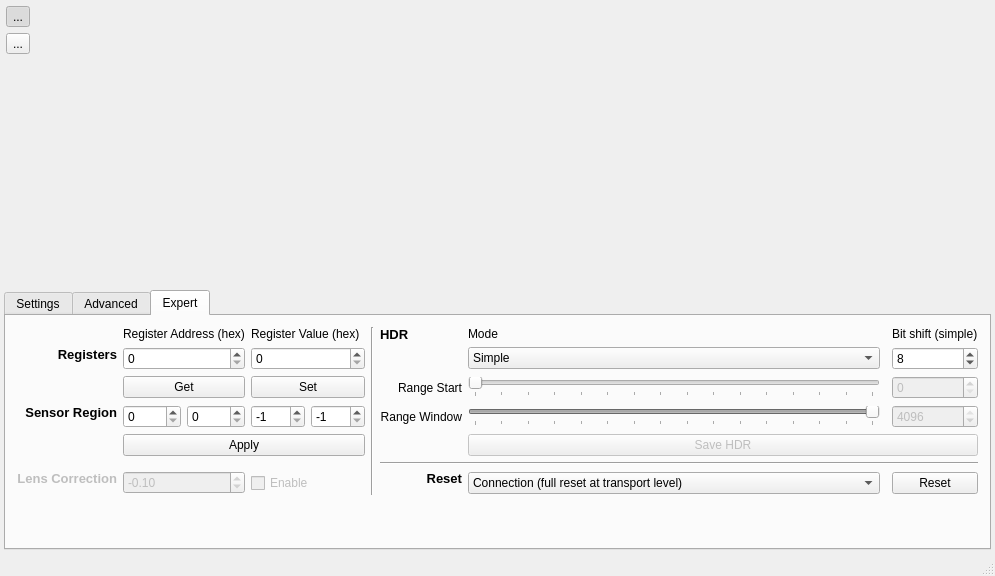
Qt form ui/mainwindow.ui (emergent-design/libpsinc) before a commit.
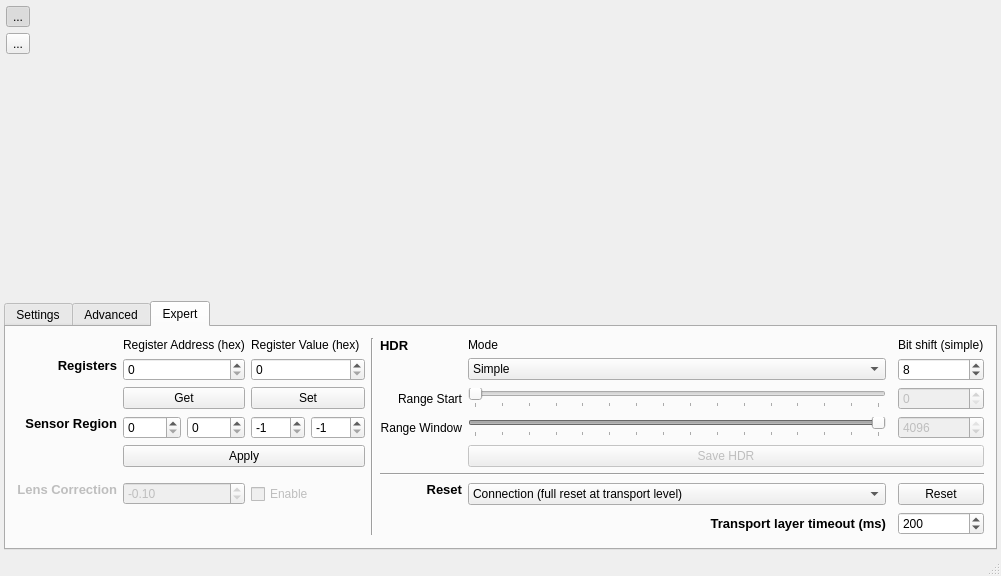
The same form after that commit. The open tabs and pages were chosen to show the change. Icons and pictures are not drawn. Custom widgets are drawn as their Qt base class.

Commit message: Improve how disconnect events are handled - avoid missing them when resetting. Added SetTimeout functions to override the timeout value for the transport layer. Tied an interface element in iconograph to the timeout control.

```diff
--- a/ui/mainwindow.ui
+++ b/ui/mainwindow.ui
@@ -6,7 +6,7 @@
    <rect>
     <x>0</x>
     <y>0</y>
-    <width>995</width>
+    <width>1001</width>
     <height>576</height>
    </rect>
   </property>
@@ -791,22 +791,6 @@
           </property>
          </widget>
         </item>
-        <item row="7" column="0">
-         <spacer name="verticalSpacer_3">
-          <property name="orientation">
-           <enum>Qt::Vertical</enum>
-          </property>
-          <property name="sizeType">
-           <enum>QSizePolicy::Expanding</enum>
-          </property>
-          <property name="sizeHint" stdset="0">
-           <size>
-            <width>20</width>
-            <height>40</height>
-           </size>
-          </property>
-         </spacer>
-        </item>
         <item row="1" column="1" colspan="2">
          <widget class="QSpinBox" name="addressBox">
           <property name="maximum">
@@ -1155,13 +1139,6 @@
           </item>
          </widget>
         </item>
-        <item row="0" column="5" rowspan="7">
-         <widget class="Line" name="line">
-          <property name="orientation">
-           <enum>Qt::Vertical</enum>
-          </property>
-         </widget>
-        </item>
         <item row="4" column="7" colspan="3">
          <widget class="QPushButton" name="saveHdrButton">
           <property name="enabled">
@@ -1172,6 +1149,62 @@
           </property>
          </widget>
         </item>
+        <item row="8" column="6">
+         <spacer name="verticalSpacer_3">
+          <property name="orientation">
+           <enum>Qt::Vertical</enum>
+          </property>
+          <property name="sizeType">
+           <enum>QSizePolicy::Expanding</enum>
+          </property>
+          <property name="sizeHint" stdset="0">
+           <size>
+            <width>20</width>
+            <height>0</height>
+           </size>
+          </property>
+         </spacer>
+        </item>
+        <item row="0" column="5" rowspan="8">
+         <widget class="Line" name="line">
+          <property name="orientation">
+           <enum>Qt::Vertical</enum>
+          </property>
+         </widget>
+        </item>
+        <item row="7" column="9">
+         <widget class="QSpinBox" name="spinBox">
+          <property name="minimum">
+           <number>10</number>
+          </property>
+          <property name="maximum">
+           <number>1000</number>
+          </property>
+          <property name="singleStep">
+           <number>10</number>
+          </property>
+          <property name="value">
+           <number>200</number>
+          </property>
+         </widget>
+        </item>
+        <item row="7" column="6" colspan="2">
+         <widget class="QLabel" name="timeoutHeading">
+          <property name="font">
+           <font>
+            <pointsize>10</pointsize>
+            <weight>75</weight>
+            <bold>true</bold>
+           </font>
+          </property>
+          <property name="text">
+           <string>Transport layer timeout (ms)</string>
+          </property>
+          <property name="alignment">
+           <set>Qt::AlignRight|Qt::AlignTrailing|Qt::AlignVCenter</set>
+          </property>
+         </widget>
+        </item>
        </layout>
       </widget>
      </widget>
```
Left out of the diff: 6 changed lines with no effect on the pictures. The commit also changes 6 other files.
